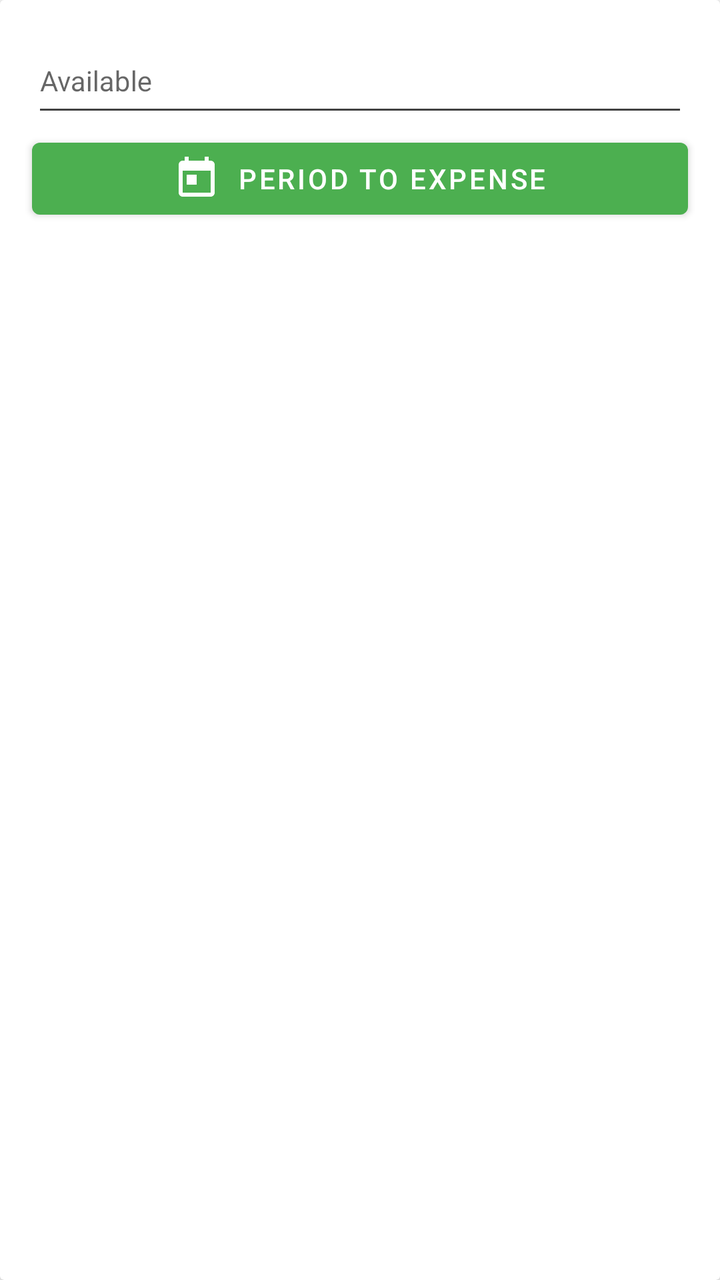
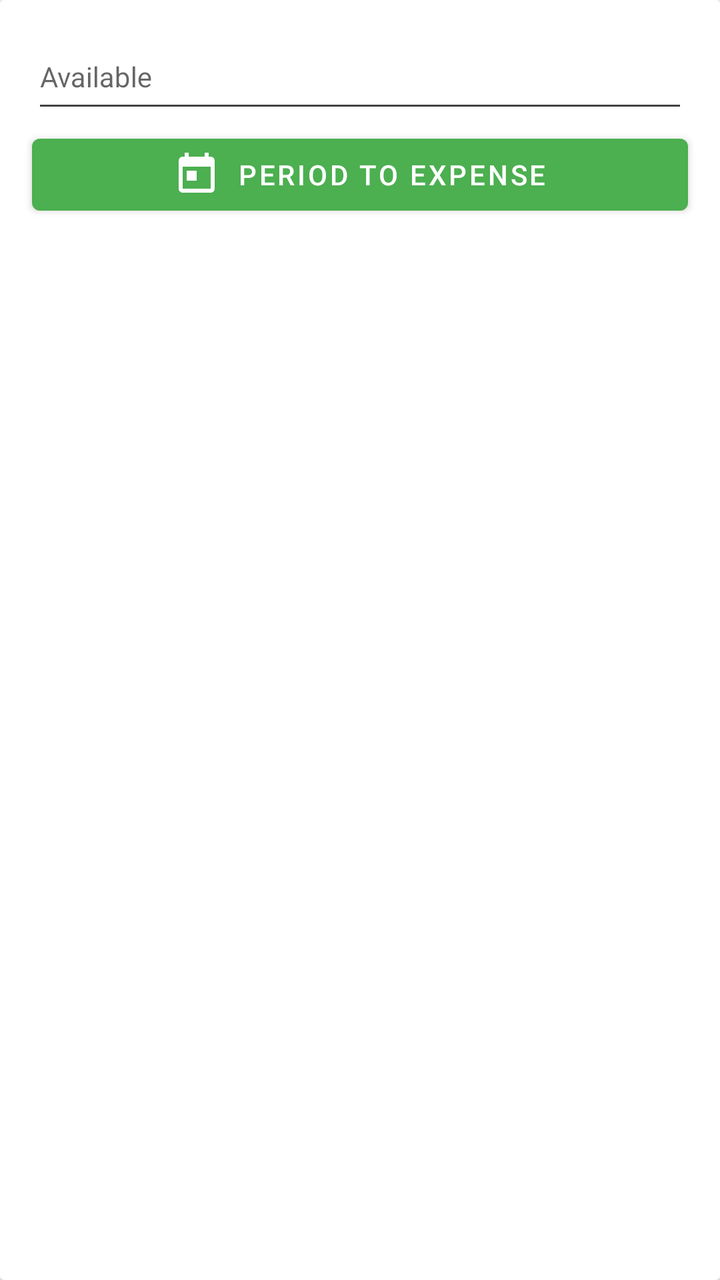

The first picture is an Android layout as it rendered before a commit; the second is the same layout after the commit. The layout source and the unified diff follow.
<!-- AndroidManifest.xml: application theme AppTheme -->
<!-- res/layout/layout_home_title_card.xml -->
<?xml version="1.0" encoding="utf-8"?>
<androidx.cardview.widget.CardView xmlns:android="http://schemas.android.com/apk/res/android"
    xmlns:app="http://schemas.android.com/apk/res-auto"
    xmlns:tools="http://schemas.android.com/tools"
    android:id="@+id/dashboard_card"
    android:layout_width="match_parent"
    android:layout_height="wrap_content"
    android:layout_margin="@dimen/five_margin"
    android:orientation="vertical"
    tools:ignore="PrivateResource">

    <LinearLayout
        android:layout_width="match_parent"
        android:layout_height="wrap_content"
        android:orientation="vertical">

        <com.google.android.material.textfield.TextInputLayout
            style="@style/Widget.MaterialComponents.TextInputLayout.OutlinedBox"
            android:layout_width="match_parent"
            android:layout_height="wrap_content"
            android:layout_marginTop="@dimen/half_material_margin"
            android:hint="@string/available"
            app:hintTextAppearance="@style/HintTextAppearance">

            <com.google.android.material.textfield.TextInputEditText
                android:id="@+id/etCardSubtitle"
                android:layout_width="match_parent"
                android:layout_height="@dimen/title_height"
                android:layout_marginHorizontal="@dimen/default_material_margin"
                android:ems="10"
                android:inputType="numberDecimal"
                android:minHeight="@dimen/title_height"
                android:textAlignment="center"
                android:textSize="@dimen/card_subTitle_text_size"
                android:theme="@style/FocusEditTextTheme" />

        </com.google.android.material.textfield.TextInputLayout>

        <com.google.android.material.button.MaterialButton
            android:id="@+id/mbDateRangePicker"
            android:layout_width="match_parent"
            android:layout_height="@dimen/title_height"
            android:layout_gravity="center"
            android:layout_marginHorizontal="@dimen/default_material_margin"
            android:layout_marginVertical="@dimen/smallest_material_margin"
            android:minHeight="@dimen/title_height"
            android:text="@string/period_to_expense"
            app:icon="@drawable/ic_today"
            app:iconGravity="textStart" />

    </LinearLayout>

</androidx.cardview.widget.CardView>
<!-- resources referenced by this layout -->
<resources>
  <dimen name="card_subTitle_text_size">14sp</dimen>
  <dimen name="default_material_margin">16dp</dimen>
  <dimen name="five_margin">5dp</dimen>
  <dimen name="half_material_margin">8dp</dimen>
  <dimen name="smallest_material_margin">2dp</dimen>
  <dimen name="title_height">48dp</dimen>
  <!-- drawable ic_today (drawable) -->
  <vector android:height="24dp" android:tint="@color/colorBlack"
      android:viewportHeight="24" android:viewportWidth="24"
      android:width="24dp" xmlns:android="http://schemas.android.com/apk/res/android">
      <path android:fillColor="@android:color/white" android:pathData="M19,3h-1L18,1h-2v2L8,3L8,1L6,1v2L5,3c-1.11,0 -1.99,0.9 -1.99,2L3,19c0,1.1 0.89,2 2,2h14c1.1,0 2,-0.9 2,-2L21,5c0,-1.1 -0.9,-2 -2,-2zM19,19L5,19L5,8h14v11zM7,10h5v5L7,15z"/>
  </vector>
  <string name="available">Available</string>
  <string name="period_to_expense">Period to expense</string>
  <style name="FocusEditTextTheme" parent="Theme.AppCompat.Light.DarkActionBar">
          <item name="colorControlNormal">@color/defaultFontColor</item>
          <item name="colorControlActivated">@color/colorPrimary</item>
          <item name="colorControlHighlight">@color/colorPrimary</item>
      </style>
  <style name="HintTextAppearance" parent="TextAppearance.AppCompat">
          <item name="android:textColor">@color/colorPrimary</item>
          <item name="android:textSize">16sp</item>
          <item name="android:textStyle">bold</item>
      </style>
  <style name="AppTheme" parent="Theme.MaterialComponents.Light.DarkActionBar">
          
          <item name="colorAccent">@color/colorPrimary</item>
          <item name="colorPrimary">@color/colorPrimary</item>
          <item name="colorPrimaryDark">@color/colorPrimaryDark</item>
          
          
          <item name="bottomSheetDialogTheme">@style/AppBottomSheetDialogTheme</item>
          <item name="materialCalendarStyle">@style/Widget.MaterialComponents.MaterialCalendar</item>
          <item name="materialCalendarFullscreenTheme">
              @style/ThemeOverlay.MaterialComponents.MaterialCalendar.Fullscreen
          </item>
          <item name="materialCalendarTheme">@style/ThemeOverlay.MaterialComponents.MaterialCalendar
          </item>
      </style>
  <color name="colorBlack">#000000</color>
  <color name="defaultFontColor">#424242</color>
  <color name="colorPrimary">#4CAF50</color>
  <color name="colorPrimaryDark">#388E3C</color>
  <style name="AppBottomSheetDialogTheme" parent="Theme.Design.Light.BottomSheetDialog">
          <item name="bottomSheetStyle">@style/AppModalStyle</item>
      </style>
  <style name="AppModalStyle" parent="Widget.Design.BottomSheet.Modal">
          <item name="android:background">@drawable/layout_rounded_shape</item>
      </style>
  <!-- drawable layout_rounded_shape (drawable) -->
  <?xml version="1.0" encoding="utf-8"?>
  <shape xmlns:android="http://schemas.android.com/apk/res/android"
      android:shape="rectangle">
      <solid android:color="@color/colorWhite" />
      <corners android:radius="@dimen/default_material_margin" />
  </shape>
  <color name="colorWhite">#FFFFFF</color>
</resources>

<!-- the commit's change to res/layout/layout_home_title_card.xml (unified diff, before → after) -->
@@ -15,12 +15,11 @@
         android:orientation="vertical">
 
         <com.google.android.material.textfield.TextInputLayout
-            style="@style/Widget.MaterialComponents.TextInputLayout.OutlinedBox"
+            style="@style/TextInputLayoutStyle"
             android:layout_width="match_parent"
             android:layout_height="wrap_content"
             android:layout_marginTop="@dimen/half_material_margin"
-            android:hint="@string/available"
-            app:hintTextAppearance="@style/HintTextAppearance">
+            android:hint="@string/available">
 
             <com.google.android.material.textfield.TextInputEditText
                 android:id="@+id/etCardSubtitle"
<!-- resource entries referenced after the edit -->
@@ -19,8 +19,9 @@
           <item name="colorControlActivated">@color/colorPrimary</item>
           <item name="colorControlHighlight">@color/colorPrimary</item>
       </style>
-  <style name="HintTextAppearance" parent="TextAppearance.AppCompat">
-          <item name="android:textColor">@color/colorPrimary</item>
+  <style name="TextInputLayoutStyle" parent="Widget.MaterialComponents.TextInputLayout.OutlinedBox">
+          <item name="hintTextColor">@color/selector_text_input_layout_hint_color</item>
+          <item name="android:textColor">@color/selector_text_input_layout_hint_color</item>
           <item name="android:textSize">16sp</item>
           <item name="android:textStyle">bold</item>
       </style>
@@ -30,13 +31,12 @@
           <item name="colorPrimary">@color/colorPrimary</item>
           <item name="colorPrimaryDark">@color/colorPrimaryDark</item>
           
-          
           <item name="bottomSheetDialogTheme">@style/AppBottomSheetDialogTheme</item>
           <item name="materialCalendarStyle">@style/Widget.MaterialComponents.MaterialCalendar</item>
+          <item name="materialCalendarTheme">@style/ThemeOverlay.MaterialComponents.MaterialCalendar
+          </item>
           <item name="materialCalendarFullscreenTheme">
               @style/ThemeOverlay.MaterialComponents.MaterialCalendar.Fullscreen
-          </item>
-          <item name="materialCalendarTheme">@style/ThemeOverlay.MaterialComponents.MaterialCalendar
           </item>
       </style>
   <color name="colorBlack">#000000</color>
